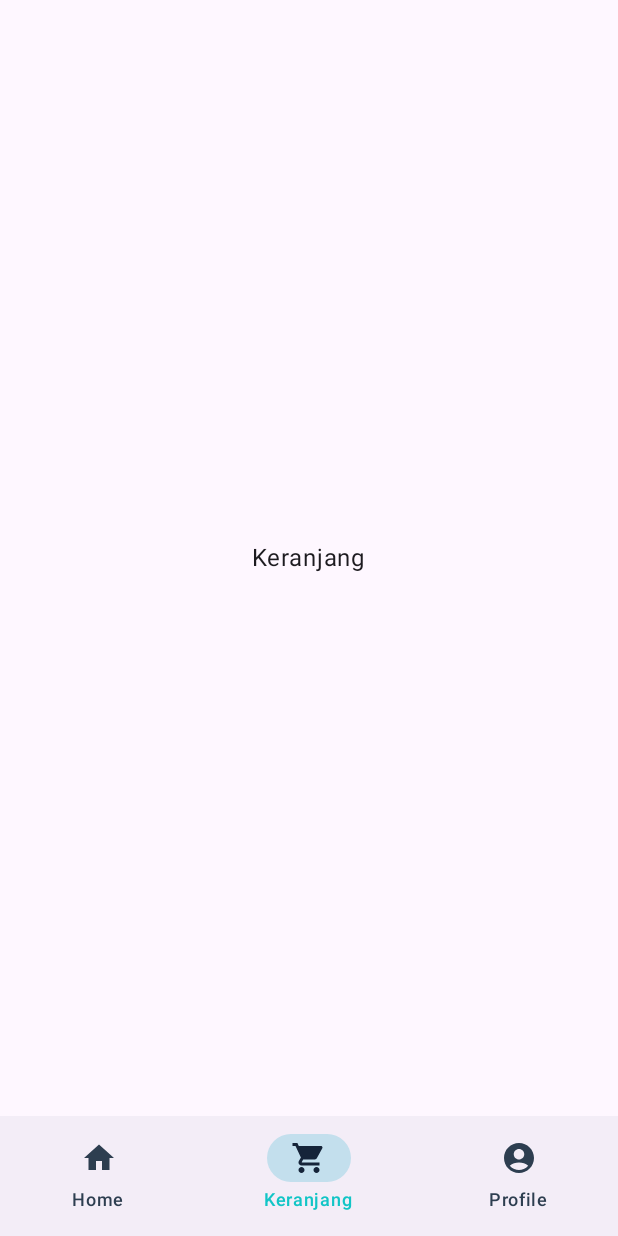
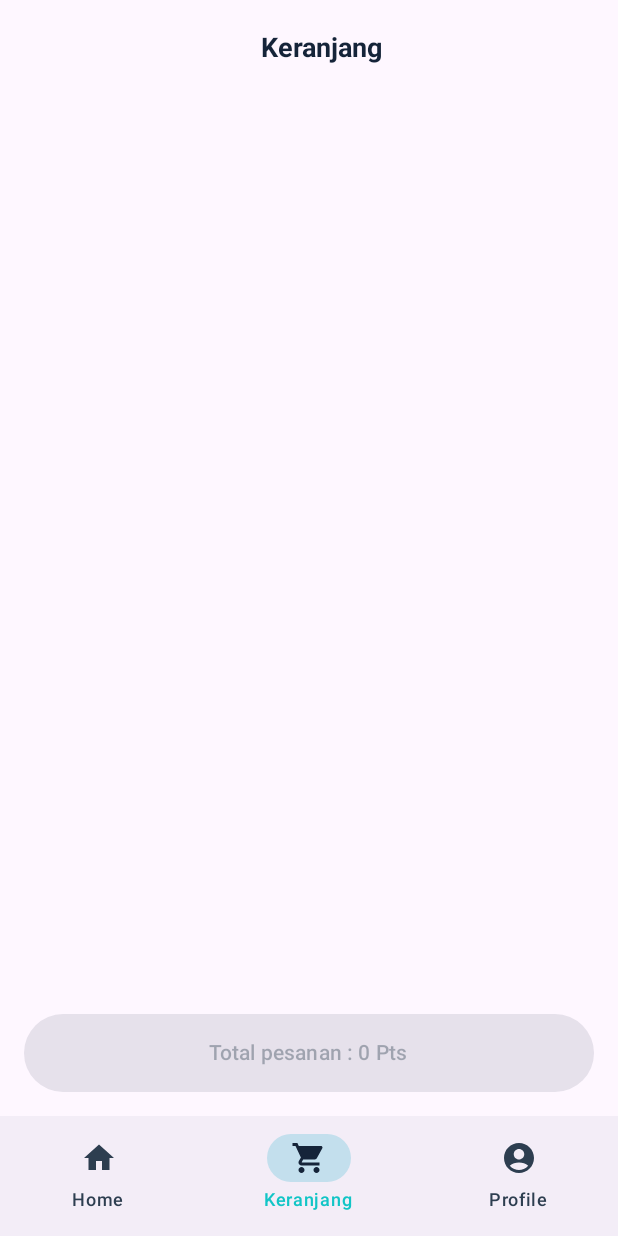
Before and after one commit to Reyhan-Code/JetReward, an Android app built with Jetpack Compose: the CartScreen screen opened through its navigation route, on a phone screen of 412 x 824 dp. Run offline under Robolectric (Android 15) with nearby library versions, the phone set to English and light mode, and no system bars.

```diff
--- a/app/src/main/java/com/dicoding/jetreward/JetRewardApp.kt
+++ b/app/src/main/java/com/dicoding/jetreward/JetRewardApp.kt
@@ -1,6 +1,8 @@
 package com.dicoding.jetreward
 
 import android.annotation.SuppressLint
+import android.content.Context
+import android.content.Intent
 import androidx.compose.foundation.layout.padding
 import androidx.compose.material.icons.Icons
 import androidx.compose.material.icons.filled.AccountCircle
@@ -27,7 +29,11 @@ import com.dicoding.jetreward.ui.screen.cart.CartScreen
 import com.dicoding.jetreward.ui.screen.home.HomeScreen
 import com.dicoding.jetreward.ui.screen.profile.ProfileScreen
 import androidx.compose.runtime.getValue
+import androidx.compose.ui.platform.LocalContext
+import androidx.navigation.NavType
 import androidx.navigation.compose.currentBackStackEntryAsState
+import androidx.navigation.navArgument
+import com.dicoding.jetreward.ui.screen.detail.DetailScreen
 
 
 @SuppressLint("UnusedMaterial3ScaffoldPaddingParameter")
@@ -36,9 +42,15 @@ fun JetRewardApp(
     modifier: Modifier = Modifier,
     navController: NavHostController = rememberNavController(),
 ) {
+
+    val navBackStackEntry by navController.currentBackStackEntryAsState()
+    val currentRoute = navBackStackEntry?.destination?.route
+
     Scaffold(
         bottomBar = {
-            BottomBar(navController)
+            if (currentRoute != Screen.DetailReward.route) {
+                BottomBar(navController)
+            }
         },
         modifier = modifier
     ) { innerPadding ->
@@ -48,14 +60,46 @@ fun JetRewardApp(
             modifier = Modifier.padding(innerPadding)
         ) {
             composable(Screen.Home.route) {
-                HomeScreen()
+                HomeScreen(navigateToDetail = { rewardId ->
+                    navController.navigate(Screen.DetailReward.createRoute(rewardId))
+                    }
+                )
             }
             composable(Screen.Cart.route) {
-                CartScreen()
+                val context = LocalContext.current
+                CartScreen( onOrderButtonClicked = { message ->
+                    shareOrder(context, message)
+                    }
+                )
             }
             composable(Screen.Profile.route) {
                 ProfileScreen()
             }
+
+            composable(
+                route = Screen.DetailReward.route,
+                arguments = listOf(navArgument("rewardId") { type = NavType.LongType }),
+            ) {
+                val id = it.arguments?.getLong("rewardId") ?: -1L
+                DetailScreen(
+                    rewardId = id,
+                    navigateBack = {
+                        navController.navigateUp()
+                    },
+                    navigateToCart = {
+                        navController.popBackStack()
+                        navController.navigate(Screen.Cart.route) {
+                            popUpTo(navController.graph.findStartDestination().id) {
+                                saveState = true
+                            }
+                            launchSingleTop = true
+                            restoreState = true
+                        }
+                    }
+                )
+            }
+
+
         }
 
     }
@@ -116,6 +160,23 @@ private fun BottomBar(
     }
 }
 
+
+private fun shareOrder(context: Context, summary: String) {
+    val intent = Intent(Intent.ACTION_SEND).apply {
+        type = "text/plain"
+        putExtra(Intent.EXTRA_SUBJECT, context.getString(R.string.dicoding_reward))
+        putExtra(Intent.EXTRA_TEXT, summary)
+    }
+
+    context.startActivity(
+        Intent.createChooser(
+            intent,
+            context.getString(R.string.dicoding_reward)
+        )
+    )
+}
+
+
 @Preview(showBackground = true)
 @Composable
 fun JetHeroesAppPreview() {
--- a/app/src/main/java/com/dicoding/jetreward/ui/navigation/Screen.kt
+++ b/app/src/main/java/com/dicoding/jetreward/ui/navigation/Screen.kt
@@ -4,4 +4,7 @@ sealed class Screen(val route: String) {
     object Home : Screen("home")
     object Cart : Screen("cart")
     object Profile : Screen("profile")
+    object DetailReward : Screen("home/{rewardId}") {
+        fun createRoute(rewardId: Long) = "home/$rewardId"
+    }
 }
--- a/app/src/main/java/com/dicoding/jetreward/ui/screen/cart/CartScreen.kt
+++ b/app/src/main/java/com/dicoding/jetreward/ui/screen/cart/CartScreen.kt
@@ -1,22 +1,120 @@
 package com.dicoding.jetreward.ui.screen.cart
 
+import androidx.compose.foundation.layout.Arrangement
 import androidx.compose.foundation.layout.Box
+import androidx.compose.foundation.layout.Column
+import androidx.compose.foundation.layout.PaddingValues
 import androidx.compose.foundation.layout.fillMaxSize
+import androidx.compose.foundation.layout.fillMaxWidth
+import androidx.compose.foundation.layout.padding
+import androidx.compose.foundation.lazy.LazyColumn
+import androidx.compose.foundation.lazy.items
+import androidx.compose.material3.CenterAlignedTopAppBar
+import androidx.compose.material3.Divider
+import androidx.compose.material3.ExperimentalMaterial3Api
 import androidx.compose.material3.Text
 import androidx.compose.runtime.Composable
+import androidx.compose.runtime.collectAsState
 import androidx.compose.ui.Alignment
 import androidx.compose.ui.Modifier
 import androidx.compose.ui.res.stringResource
+import androidx.compose.ui.text.font.FontWeight
+import androidx.compose.ui.text.style.TextAlign
+import androidx.compose.ui.unit.dp
+import androidx.compose.ui.unit.sp
+import androidx.lifecycle.viewmodel.compose.viewModel
 import com.dicoding.jetreward.R
+import com.dicoding.jetreward.di.Injection
+import com.dicoding.jetreward.ui.ViewModelFactory
+import com.dicoding.jetreward.ui.common.UiState
+import com.dicoding.jetreward.ui.components.CartItem
+import com.dicoding.jetreward.ui.components.OrderButton
+
 
 @Composable
 fun CartScreen(
+    viewModel: CartViewModel = viewModel(
+        factory = ViewModelFactory(
+            Injection.provideRepository()
+        )
+    ),
+    onOrderButtonClicked: (String) -> Unit,
+) {
+    viewModel.uiState.collectAsState(initial = UiState.Loading).value.let { uiState ->
+        when (uiState) {
+            is UiState.Loading -> {
+                viewModel.getAddedOrderRewards()
+            }
+            is UiState.Success -> {
+                CartContent(
+                    uiState.data,
+                    onProductCountChanged = { rewardId, count ->
+                        viewModel.updateOrderReward(rewardId, count)
+                    },
+                    onOrderButtonClicked = onOrderButtonClicked
+                )
+            }
+            is UiState.Error -> {}
+        }
+    }
+}
+
+
+
+@OptIn(ExperimentalMaterial3Api::class)
+@Composable
+fun CartContent(
+    state: CartState,
+    onProductCountChanged: (id: Long, count: Int) -> Unit,
+    onOrderButtonClicked: (String) -> Unit,
     modifier: Modifier = Modifier
 ) {
-    Box(
-        modifier = modifier.fillMaxSize(),
-        contentAlignment = Alignment.Center,
+    val shareMessage = stringResource(
+        R.string.share_message,
+        state.orderReward.count(),
+        state.totalRequiredPoint
+    )
+
+    Column(
+        modifier = modifier.fillMaxSize()
     ) {
-        Text(stringResource(R.string.menu_cart))
+        CenterAlignedTopAppBar(
+            title = {
+                Text(
+                    text = stringResource(R.string.menu_cart),
+                    modifier = Modifier
+                        .fillMaxWidth()
+                        .padding(horizontal = 12.dp),
+                    fontWeight = FontWeight.Bold,
+                    fontSize = 18.sp,
+                    textAlign = TextAlign.Center
+                )
+            }
+        )
+        LazyColumn(
+            contentPadding = PaddingValues(16.dp),
+            verticalArrangement = Arrangement.spacedBy(8.dp),
+            modifier = Modifier.weight(weight = 1f)
+        ) {
+            items(state.orderReward, key = { it.reward.id }) { item ->
+                CartItem(
+                    rewardId = item.reward.id,
+                    image = item.reward.image,
+                    title = item.reward.title,
+                    totalPoint = item.reward.requiredPoint * item.count,
+                    count = item.count,
+                    onProductCountChanged = onProductCountChanged,
+                )
+                Divider()
+            }
+        }
+        OrderButton(
+            text = stringResource(R.string.total_order, state.totalRequiredPoint),
+            enabled = state.orderReward.isNotEmpty(),
+            onClick = {
+                onOrderButtonClicked(shareMessage)
+            },
+            modifier = Modifier.padding(16.dp)
+        )
     }
 }
--- a/app/src/main/java/com/dicoding/jetreward/ui/screen/home/HomeScreen.kt
+++ b/app/src/main/java/com/dicoding/jetreward/ui/screen/home/HomeScreen.kt
@@ -1,22 +1,77 @@
 package com.dicoding.jetreward.ui.screen.home
 
+import androidx.compose.foundation.clickable
+import androidx.compose.foundation.layout.Arrangement
 import androidx.compose.foundation.layout.Box
+import androidx.compose.foundation.layout.PaddingValues
 import androidx.compose.foundation.layout.fillMaxSize
+import androidx.compose.foundation.lazy.grid.GridCells
+import androidx.compose.foundation.lazy.grid.LazyVerticalGrid
+import androidx.compose.foundation.lazy.grid.items
 import androidx.compose.material3.Text
 import androidx.compose.runtime.Composable
+import androidx.compose.runtime.collectAsState
 import androidx.compose.ui.Alignment
 import androidx.compose.ui.Modifier
 import androidx.compose.ui.res.stringResource
+import androidx.compose.ui.unit.dp
+import androidx.lifecycle.viewmodel.compose.viewModel
 import com.dicoding.jetreward.R
+import com.dicoding.jetreward.di.Injection
+import com.dicoding.jetreward.model.OrderReward
+import com.dicoding.jetreward.ui.ViewModelFactory
+import com.dicoding.jetreward.ui.common.UiState
+import com.dicoding.jetreward.ui.components.RewardItem
 
 @Composable
 fun HomeScreen(
-    modifier: Modifier = Modifier
+    modifier: Modifier = Modifier,
+    viewModel: HomeViewModel = viewModel(
+        factory = ViewModelFactory(Injection.provideRepository())
+    ),
+    navigateToDetail: (Long) -> Unit,
 ) {
-    Box(
-        modifier = modifier.fillMaxSize(),
-        contentAlignment = Alignment.Center,
-    ) {
-        Text(stringResource(R.string.menu_home))
+    viewModel.uiState.collectAsState(initial = UiState.Loading).value.let { uiState ->
+
+        when (uiState) {
+
+            is UiState.Loading -> {
+                viewModel.getAllRewards()
+            }
+
+            is UiState.Success -> {
+                HomeContent(
+                    orderReward = uiState.data,
+                    modifier = modifier,
+                    navigateToDetail = navigateToDetail,
+                )
+            }
+            is UiState.Error -> {}
+        }
     }
 }
+
+@Composable
+fun HomeContent(
+    orderReward: List<OrderReward>,
+    modifier: Modifier = Modifier,
+    navigateToDetail: (Long) -> Unit, ) {
+    LazyVerticalGrid(
+        columns = GridCells.Adaptive(160.dp),
+        contentPadding = PaddingValues(16.dp),
+        horizontalArrangement = Arrangement.spacedBy(16.dp),
+        verticalArrangement = Arrangement.spacedBy(16.dp),
+        modifier = modifier
+    ) {
+        items(orderReward) { data ->
+            RewardItem(
+                image = data.reward.image,
+                title = data.reward.title,
+                requiredPoint = data.reward.requiredPoint,
+                modifier = Modifier.clickable {
+                    navigateToDetail(data.reward.id)
+                }
+            )
+        }
+    }
+}
```
